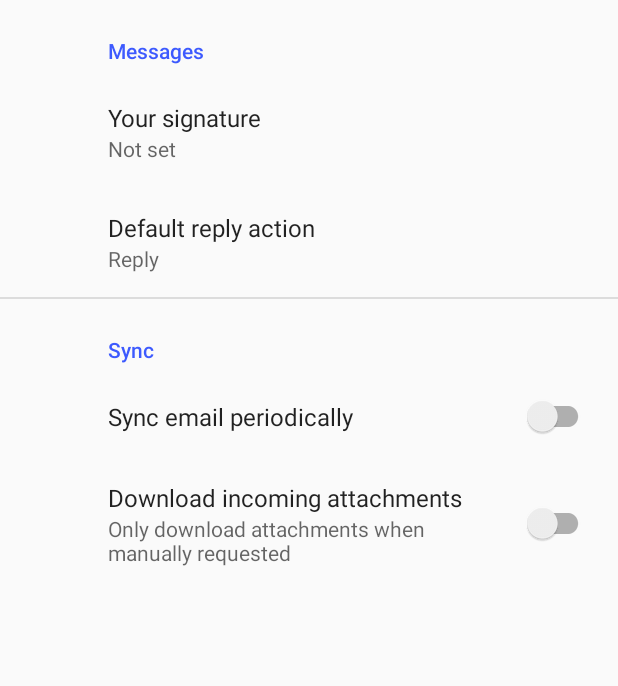
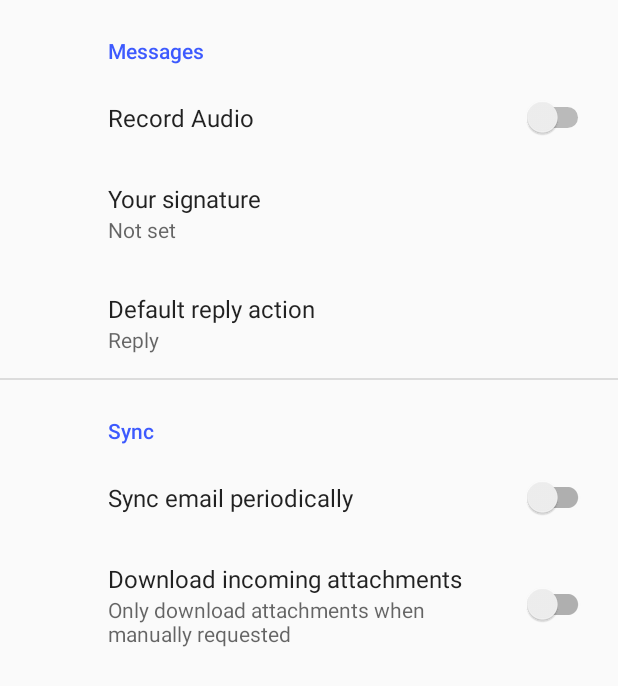
Before and after one commit to stairs1/memory-expansion-tools, an Android app: the screen it shows after launch (SettingsActivity), after a tap on "settings", on a phone screen of 412 x 824 dp. Shown: the top 686 px of the screen. Run offline under Robolectric (Android 15) with nearby library versions, the phone set to English and light mode, and no system bars; our stand-ins replace Room's generated code, androidx.preference.

Commit message:
foreground service and settings switch for audio recording

```diff
--- a/JetpackSAM/app/src/main/AndroidManifest.xml
+++ b/JetpackSAM/app/src/main/AndroidManifest.xml
@@ -4,6 +4,8 @@
 
     <uses-permission android:name="android.permission.ACCESS_FINE_LOCATION" />
     <uses-permission android:name="android.permission.INTERNET" />
+    <uses-permission android:name="android.permission.RECORD_AUDIO" />
+    <uses-permission android:name="android.permission.FOREGROUND_SERVICE" />
 
     <application
         android:allowBackup="true"
@@ -12,6 +14,10 @@
         android:roundIcon="@mipmap/ic_launcher_round"
         android:supportsRtl="true"
         android:theme="@style/AppTheme">
+        <service
+            android:name=".RecordAudioIntentService"
+            android:exported="false"></service>
+
         <activity
             android:name=".SettingsActivity"
             android:label="@string/title_activity_settings"
--- a/JetpackSAM/app/src/main/java/com/example/jetpacksam/SettingsActivity.java
+++ b/JetpackSAM/app/src/main/java/com/example/jetpacksam/SettingsActivity.java
@@ -1,12 +1,22 @@
 package com.example.jetpacksam;
 
+import android.app.Notification;
+import android.app.NotificationChannel;
+import android.app.NotificationManager;
+import android.app.PendingIntent;
+import android.content.Context;
+import android.content.Intent;
 import android.os.Bundle;
+import android.util.Log;
 
 import androidx.appcompat.app.ActionBar;
 import androidx.appcompat.app.AppCompatActivity;
+import androidx.core.app.NotificationCompat;
 import androidx.preference.PreferenceFragmentCompat;
+import androidx.preference.SwitchPreference;
 
 public class SettingsActivity extends AppCompatActivity {
+    public static final String LOG_TAG = SettingsActivity.class.getName();
 
     @Override
     protected void onCreate(Bundle savedInstanceState) {
@@ -20,12 +30,26 @@ public class SettingsActivity extends AppCompatActivity {
         if (actionBar != null) {
             actionBar.setDisplayHomeAsUpEnabled(true);
         }
+
     }
 
     public static class SettingsFragment extends PreferenceFragmentCompat {
         @Override
         public void onCreatePreferences(Bundle savedInstanceState, String rootKey) {
             setPreferencesFromResource(R.xml.root_preferences, rootKey);
+            Log.d(LOG_TAG, "create prefs");
+            SwitchPreference audioSwitch = findPreference("record_audio");
+            if(audioSwitch != null){
+                Log.d(LOG_TAG, "switch aint null");
+                audioSwitch.setOnPreferenceChangeListener((preference, newValue) -> {
+                    if(newValue.toString().equals("true")){
+                        Log.d(LOG_TAG, "recorind turned on, starting foreground service");
+                        Intent intent = new Intent(getContext(), RecordAudioIntentService.class);
+                        getContext().startService(intent);
+                    }
+                    return true;
+                });
+            }
         }
     }
 }
--- a/JetpackSAM/app/src/main/res/values/strings.xml
+++ b/JetpackSAM/app/src/main/res/values/strings.xml
@@ -21,4 +21,5 @@
     <string name="attachment_summary_on">Automatically download attachments for incoming emails
     </string>
     <string name="attachment_summary_off">Only download attachments when manually requested</string>
+    <string name="record_audio">Record Audio</string>
 </resources>
--- a/JetpackSAM/app/src/main/res/xml/root_preferences.xml
+++ b/JetpackSAM/app/src/main/res/xml/root_preferences.xml
@@ -17,6 +17,10 @@
 <PreferenceScreen xmlns:app="http://schemas.android.com/apk/res-auto">
 
     <PreferenceCategory app:title="@string/messages_header">
+
+        <SwitchPreference
+            app:key="record_audio"
+            app:title="@string/record_audio"/>
 
         <EditTextPreference
             app:key="signature"
```
Also changed, not shown: JetpackSAM/app/src/main/java/com/example/jetpacksam/RecordAudioIntentService.java (added, +46 -0 lines).
